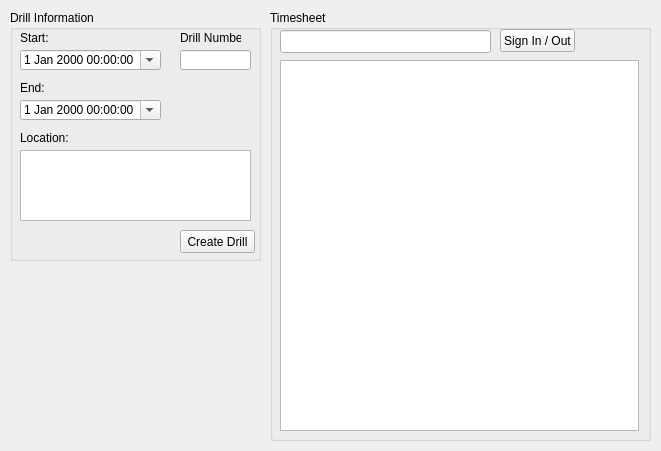
Old version of the form src/forms/wndactivedrill.ui in the repository JDougherty/Fire-Department-Management-System.
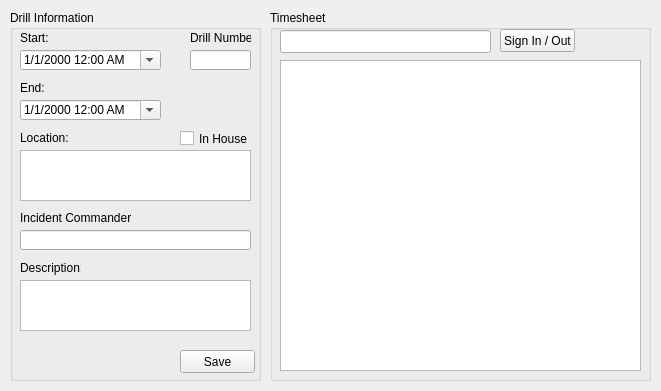
New version of the form. Icons and pictures are not drawn.

What changed in the file:
```diff
--- a/src/forms/wndactivedrill.ui
+++ b/src/forms/wndactivedrill.ui
@@ -7,19 +7,19 @@
     <x>0</x>
     <y>0</y>
     <width>661</width>
-    <height>451</height>
+    <height>391</height>
    </rect>
   </property>
   <property name="minimumSize">
    <size>
     <width>661</width>
-    <height>451</height>
+    <height>391</height>
    </size>
   </property>
   <property name="maximumSize">
    <size>
     <width>661</width>
-    <height>451</height>
+    <height>391</height>
    </size>
   </property>
   <property name="windowTitle">
@@ -36,7 +36,7 @@
       <x>270</x>
       <y>10</y>
       <width>381</width>
-      <height>431</height>
+      <height>371</height>
      </rect>
     </property>
     <property name="title">
@@ -71,78 +71,24 @@
       <string>Sign In / Out</string>
      </property>
     </widget>
-    <widget class="QTableWidget" name="tblTimesheet">
-     <property name="enabled">
-      <bool>true</bool>
-     </property>
+    <widget class="QTableView" name="tblTimesheet">
      <property name="geometry">
       <rect>
        <x>10</x>
        <y>50</y>
-       <width>359</width>
-       <height>371</height>
+       <width>361</width>
+       <height>311</height>
       </rect>
      </property>
-     <property name="frameShadow">
-      <enum>QFrame::Sunken</enum>
-     </property>
      <property name="horizontalScrollBarPolicy">
       <enum>Qt::ScrollBarAlwaysOff</enum>
      </property>
-     <property name="showGrid">
+     <property name="alternatingRowColors">
       <bool>true</bool>
      </property>
-     <property name="gridStyle">
-      <enum>Qt::SolidLine</enum>
-     </property>
-     <property name="cornerButtonEnabled">
-      <bool>false</bool>
-     </property>
-     <property name="rowCount">
-      <number>0</number>
-     </property>
-     <property name="columnCount">
-      <number>3</number>
-     </property>
-     <attribute name="horizontalHeaderVisible">
-      <bool>false</bool>
-     </attribute>
-     <attribute name="horizontalHeaderCascadingSectionResizes">
-      <bool>false</bool>
-     </attribute>
-     <attribute name="horizontalHeaderDefaultSectionSize">
-      <number>119</number>
-     </attribute>
-     <attribute name="horizontalHeaderHighlightSections">
-      <bool>true</bool>
-     </attribute>
-     <attribute name="horizontalHeaderMinimumSectionSize">
-      <number>80</number>
-     </attribute>
-     <attribute name="verticalHeaderVisible">
-      <bool>false</bool>
-     </attribute>
      <attribute name="verticalHeaderDefaultSectionSize">
-      <number>20</number>
+      <number>19</number>
      </attribute>
-     <attribute name="verticalHeaderMinimumSectionSize">
-      <number>20</number>
-     </attribute>
-     <column>
-      <property name="text">
-       <string>Name (ID)</string>
-      </property>
-     </column>
-     <column>
-      <property name="text">
-       <string>Time In</string>
-      </property>
-     </column>
-     <column>
-      <property name="text">
-       <string>Time Out</string>
-      </property>
-     </column>
     </widget>
    </widget>
    <widget class="QGroupBox" name="groupBox">
@@ -151,7 +97,7 @@
       <x>10</x>
       <y>10</y>
       <width>251</width>
-      <height>251</height>
+      <height>371</height>
      </rect>
     </property>
     <property name="title">
@@ -192,6 +138,9 @@
        <height>20</height>
       </rect>
      </property>
+     <property name="displayFormat">
+      <string>M/d/yyyy h:mm AP</string>
+     </property>
      <property name="calendarPopup">
       <bool>true</bool>
      </property>
@@ -205,6 +154,9 @@
        <height>20</height>
       </rect>
      </property>
+     <property name="displayFormat">
+      <string>M/d/yyyy h:mm AP</string>
+     </property>
      <property name="calendarPopup">
       <bool>true</bool>
      </property>
@@ -212,7 +164,7 @@
     <widget class="QLabel" name="label_3">
      <property name="geometry">
       <rect>
-       <x>170</x>
+       <x>180</x>
        <y>20</y>
        <width>61</width>
        <height>16</height>
@@ -225,9 +177,9 @@
     <widget class="QLineEdit" name="txtDrillNum">
      <property name="geometry">
       <rect>
-       <x>170</x>
+       <x>180</x>
        <y>40</y>
-       <width>71</width>
+       <width>61</width>
        <height>20</height>
       </rect>
      </property>
@@ -251,7 +203,7 @@
        <x>10</x>
        <y>140</y>
        <width>231</width>
-       <height>71</height>
+       <height>51</height>
       </rect>
      </property>
     </widget>
@@ -259,14 +211,73 @@
      <property name="geometry">
       <rect>
        <x>170</x>
+       <y>340</y>
+       <width>75</width>
+       <height>23</height>
+      </rect>
+     </property>
+     <property name="text">
+      <string>Save</string>
+     </property>
+    </widget>
+    <widget class="QLabel" name="lblDescription">
+     <property name="geometry">
+      <rect>
+       <x>10</x>
+       <y>250</y>
+       <width>61</width>
+       <height>16</height>
+      </rect>
+     </property>
+     <property name="text">
+      <string>Description:</string>
+     </property>
+    </widget>
+    <widget class="QTextEdit" name="txtDescription">
+     <property name="geometry">
+      <rect>
+       <x>10</x>
+       <y>270</y>
+       <width>231</width>
+       <height>51</height>
+      </rect>
+     </property>
+    </widget>
+    <widget class="QCheckBox" name="chkInHouse">
+     <property name="geometry">
+      <rect>
+       <x>170</x>
+       <y>120</y>
+       <width>70</width>
+       <height>17</height>
+      </rect>
+     </property>
+     <property name="text">
+      <string>In House</string>
+     </property>
+    </widget>
+    <widget class="QLabel" name="lblIC">
+     <property name="geometry">
+      <rect>
+       <x>10</x>
+       <y>200</y>
+       <width>111</width>
+       <height>16</height>
+      </rect>
+     </property>
+     <property name="text">
+      <string>Incident Commander:</string>
+     </property>
+    </widget>
+    <widget class="QLineEdit" name="txtIncidentCommander">
+     <property name="geometry">
+      <rect>
+       <x>10</x>
        <y>220</y>
-       <width>75</width>
-       <height>23</height>
+       <width>231</width>
+       <height>20</height>
       </rect>
      </property>
-     <property name="text">
-      <string>Create Drill</string>
-     </property>
     </widget>
    </widget>
   </widget>
```
Left out of the diff: 49 changed lines with no effect on the pictures.
